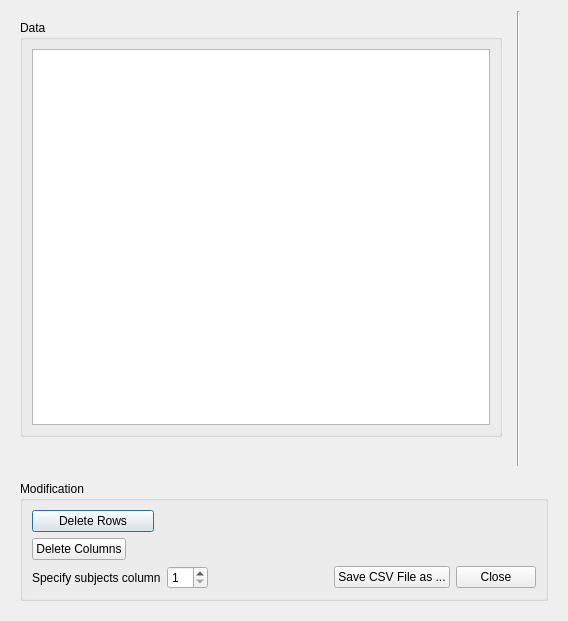
Qt form EditInputDialog.ui (jeantm/FADTTS) before a commit.
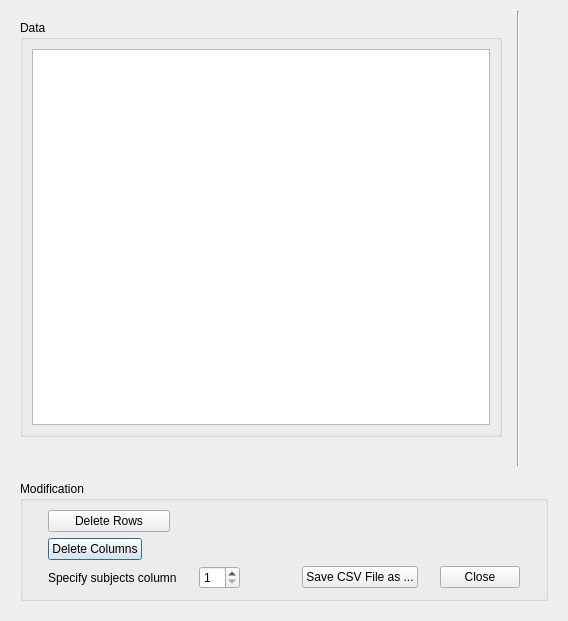
The same form after that commit.

Patch:
```diff
--- a/EditInputDialog.ui
+++ b/EditInputDialog.ui
@@ -100,7 +100,7 @@
          <string>Modification</string>
         </property>
         <layout class="QGridLayout" name="gridLayout_3">
-         <item row="4" column="0">
+         <item row="6" column="0">
           <widget class="QLabel" name="subjectColumn_label">
            <property name="sizePolicy">
             <sizepolicy hsizetype="Fixed" vsizetype="Preferred">
@@ -113,39 +113,7 @@
            </property>
           </widget>
          </item>
-         <item row="4" column="1">
-          <widget class="QSpinBox" name="para_subjectColumn_spinBox">
-           <property name="sizePolicy">
-            <sizepolicy hsizetype="Fixed" vsizetype="Fixed">
-             <horstretch>0</horstretch>
-             <verstretch>0</verstretch>
-            </sizepolicy>
-           </property>
-           <property name="minimum">
-            <number>1</number>
-           </property>
-          </widget>
-         </item>
-         <item row="2" column="0" colspan="2">
-          <widget class="QPushButton" name="deleteRows_pushButton">
-           <property name="sizePolicy">
-            <sizepolicy hsizetype="Fixed" vsizetype="Fixed">
-             <horstretch>0</horstretch>
-             <verstretch>0</verstretch>
-            </sizepolicy>
-           </property>
-           <property name="minimumSize">
-            <size>
-             <width>122</width>
-             <height>0</height>
-            </size>
-           </property>
-           <property name="text">
-            <string>Delete Rows</string>
-           </property>
-          </widget>
-         </item>
-         <item row="3" column="0" colspan="2">
+         <item row="4" column="0" colspan="2">
           <widget class="QPushButton" name="deleteColumns_pushButton">
            <property name="sizePolicy">
             <sizepolicy hsizetype="Fixed" vsizetype="Fixed">
@@ -164,8 +132,40 @@
            </property>
           </widget>
          </item>
-         <item row="4" column="2">
-          <spacer name="horizontalSpacer_2">
+         <item row="6" column="4">
+          <widget class="QPushButton" name="close_pushButton">
+           <property name="sizePolicy">
+            <sizepolicy hsizetype="Fixed" vsizetype="Fixed">
+             <horstretch>0</horstretch>
+             <verstretch>0</verstretch>
+            </sizepolicy>
+           </property>
+           <property name="text">
+            <string>Close</string>
+           </property>
+          </widget>
+         </item>
+         <item row="3" column="0" colspan="2">
+          <widget class="QPushButton" name="deleteRows_pushButton">
+           <property name="sizePolicy">
+            <sizepolicy hsizetype="Fixed" vsizetype="Fixed">
+             <horstretch>0</horstretch>
+             <verstretch>0</verstretch>
+            </sizepolicy>
+           </property>
+           <property name="minimumSize">
+            <size>
+             <width>122</width>
+             <height>0</height>
+            </size>
+           </property>
+           <property name="text">
+            <string>Delete Rows</string>
+           </property>
+          </widget>
+         </item>
+         <item row="6" column="2">
+          <spacer name="horizontalSpacer_4">
            <property name="orientation">
             <enum>Qt::Horizontal</enum>
            </property>
@@ -180,7 +180,7 @@
            </property>
           </spacer>
          </item>
-         <item row="4" column="3">
+         <item row="6" column="3">
           <widget class="QPushButton" name="saveFile_pushButton">
            <property name="sizePolicy">
             <sizepolicy hsizetype="Fixed" vsizetype="Fixed">
@@ -193,20 +193,33 @@
            </property>
           </widget>
          </item>
-         <item row="4" column="4">
-          <widget class="QPushButton" name="close_pushButton">
+         <item row="6" column="1">
+          <widget class="QSpinBox" name="para_subjectColumn_spinBox">
            <property name="sizePolicy">
             <sizepolicy hsizetype="Fixed" vsizetype="Fixed">
              <horstretch>0</horstretch>
              <verstretch>0</verstretch>
             </sizepolicy>
            </property>
-           <property name="text">
-            <string>Close</string>
+           <property name="minimum">
+            <number>1</number>
            </property>
           </widget>
          </item>
-         <item row="2" column="2" colspan="3">
+         <item row="3" column="3" colspan="2">
+          <spacer name="horizontalSpacer_2">
+           <property name="orientation">
+            <enum>Qt::Horizontal</enum>
+           </property>
+           <property name="sizeHint" stdset="0">
+            <size>
+             <width>40</width>
+             <height>20</height>
+            </size>
+           </property>
+          </spacer>
+         </item>
+         <item row="4" column="3" colspan="2">
           <spacer name="horizontalSpacer_3">
            <property name="orientation">
             <enum>Qt::Horizontal</enum>
@@ -219,19 +232,6 @@
            </property>
           </spacer>
          </item>
-         <item row="3" column="2" colspan="3">
-          <spacer name="horizontalSpacer_4">
-           <property name="orientation">
-            <enum>Qt::Horizontal</enum>
-           </property>
-           <property name="sizeHint" stdset="0">
-            <size>
-             <width>40</width>
-             <height>20</height>
-            </size>
-           </property>
-          </spacer>
-         </item>
         </layout>
        </widget>
       </item>
```
Left out of the diff: 4 changed lines with no effect on the pictures.
